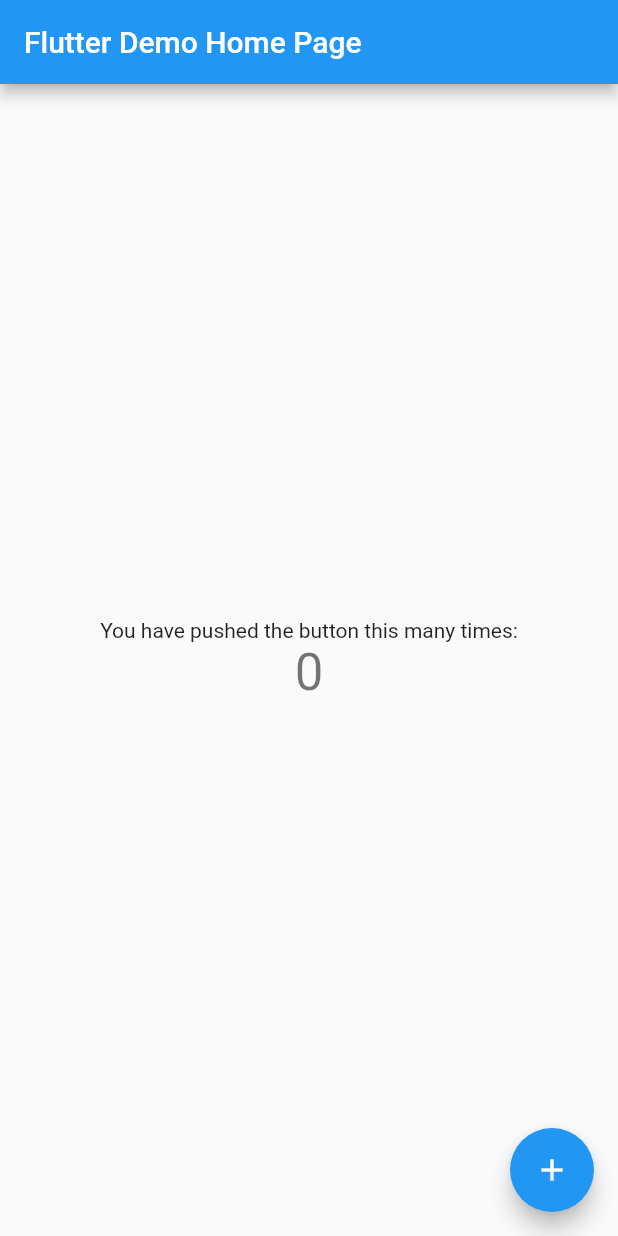
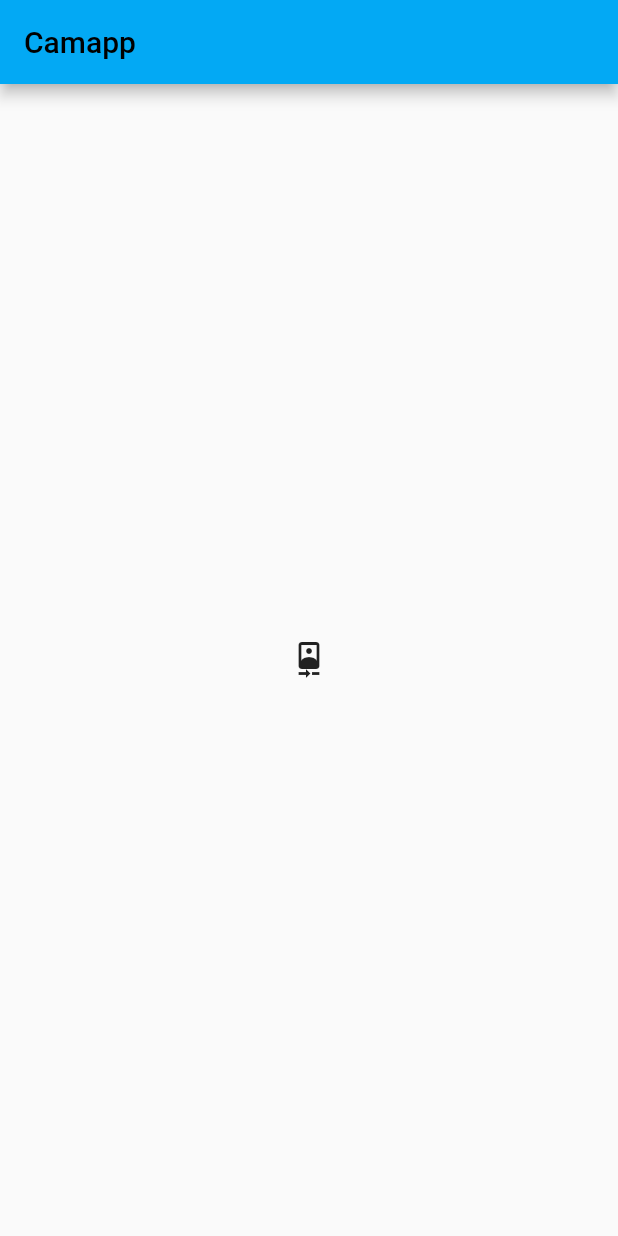
Before and after one commit to Arceen/books_fp_treasure_mapp, a Flutter app: the screen it shows after launch, on a phone screen of 412 x 824 dp. Run offline on Flutter 3.47's test engine with Material 2 defaults, Android fonts, the phone set to English and light mode, and no system bars; our stand-ins replace camera, google_maps_flutter.

Commit message:
camera saved. Google Maps API used + removed

```diff
--- a/lib/main.dart
+++ b/lib/main.dart
@@ -1,4 +1,6 @@
 import 'package:flutter/material.dart';
+import 'package:google_maps_flutter/google_maps_flutter.dart';
+import 'package:treasure_mapp/camera_screen.dart';
 
 void main() {
   runApp(const MyApp());
@@ -11,105 +13,47 @@ class MyApp extends StatelessWidget {
   @override
   Widget build(BuildContext context) {
     return MaterialApp(
+      debugShowCheckedModeBanner: false,
       title: 'Flutter Demo',
       theme: ThemeData(
-        // This is the theme of your application.
-        //
-        // Try running your application with "flutter run". You'll see the
-        // application has a blue toolbar. Then, without quitting the app, try
-        // changing the primarySwatch below to Colors.green and then invoke
-        // "hot reload" (press "r" in the console where you ran "flutter run",
-        // or simply save your changes to "hot reload" in a Flutter IDE).
-        // Notice that the counter didn't reset back to zero; the application
-        // is not restarted.
-        primarySwatch: Colors.blue,
+        primarySwatch: Colors.lightBlue,
       ),
-      home: const MyHomePage(title: 'Flutter Demo Home Page'),
+      home: const MainMap(),
     );
   }
 }
 
-class MyHomePage extends StatefulWidget {
-  const MyHomePage({super.key, required this.title});
-
-  // This widget is the home page of your application. It is stateful, meaning
-  // that it has a State object (defined below) that contains fields that affect
-  // how it looks.
-
-  // This class is the configuration for the state. It holds the values (in this
-  // case the title) provided by the parent (in this case the App widget) and
-  // used by the build method of the State. Fields in a Widget subclass are
-  // always marked "final".
-
-  final String title;
+class MainMap extends StatefulWidget {
+  const MainMap({super.key});
 
   @override
-  State<MyHomePage> createState() => _MyHomePageState();
+  State<MainMap> createState() => _MainMapState();
 }
 
-class _MyHomePageState extends State<MyHomePage> {
-  int _counter = 0;
-
-  void _incrementCounter() {
-    setState(() {
-      // This call to setState tells the Flutter framework that something has
-      // changed in this State, which causes it to rerun the build method below
-      // so that the display can reflect the updated values. If we changed
-      // _counter without calling setState(), then the build method would not be
-      // called again, and so nothing would appear to happen.
-      _counter++;
-    });
-  }
-
+class _MainMapState extends State<MainMap> {
   @override
   Widget build(BuildContext context) {
-    // This method is rerun every time setState is called, for instance as done
-    // by the _incrementCounter method above.
-    //
-    // The Flutter framework has been optimized to make rerunning build methods
-    // fast, so that you can just rebuild anything that needs updating rather
-    // than having to individually change instances of widgets.
+    final CameraPosition position = CameraPosition(
+      target: LatLng(41.9028, 12.4964),
+      zoom: 12,
+    );
     return Scaffold(
       appBar: AppBar(
-        // Here we take the value from the MyHomePage object that was created by
-        // the App.build method, and use it to set our appbar title.
-        title: Text(widget.title),
+        title: Text('Camapp'),
       ),
-      body: Center(
-        // Center is a layout widget. It takes a single child and positions it
-        // in the middle of the parent.
-        child: Column(
-          // Column is also a layout widget. It takes a list of children and
-          // arranges them vertically. By default, it sizes itself to fit its
-          // children horizontally, and tries to be as tall as its parent.
-          //
-          // Invoke "debug painting" (press "p" in the console, choose the
-          // "Toggle Debug Paint" action from the Flutter Inspector in Android
-          // Studio, or the "Toggle Debug Paint" command in Visual Studio Code)
-          // to see the wireframe for each widget.
-          //
-          // Column has various properties to control how it sizes itself and
-          // how it positions its children. Here we use mainAxisAlignment to
-          // center the children vertically; the main axis here is the vertical
-          // axis because Columns are vertical (the cross axis would be
-          // horizontal).
-          mainAxisAlignment: MainAxisAlignment.center,
-          children: <Widget>[
-            const Text(
-              'You have pushed the button this many times:',
-            ),
-            Text(
-              '$_counter',
-              style: Theme.of(context).textTheme.headline4,
-            ),
-          ],
+      body: Container(
+        child: Center(
+          child: IconButton(
+            icon: Icon(Icons.camera_front),
+            onPressed: () {
+              Navigator.push(
+                context,
+                MaterialPageRoute(builder: (context) => CameraScreen()),
+              );
+            },
+          ),
         ),
       ),
-      floatingActionButton: FloatingActionButton(
-        onPressed: _incrementCounter,
-        tooltip: 'Increment',
-        child: const Icon(Icons.add),
-      ), // This trailing comma makes auto-formatting nicer for build methods.
     );
   }
 }
--- a/pubspec.yaml
+++ b/pubspec.yaml
@@ -37,6 +37,8 @@ dependencies:
   # Use with the CupertinoIcons class for iOS style icons.
   cupertino_icons: ^1.0.2
   google_maps_flutter: ^2.2.1
+  path_provider: ^2.0.11
+  camera: ^0.10.0+4
 
 dev_dependencies:
   flutter_test:
```
Also changed, not shown: lib/camera_screen.dart (added, +76 -0 lines), lib/picture_screen.dart (added, +29 -0 lines), pubspec.lock, 4 other files.
